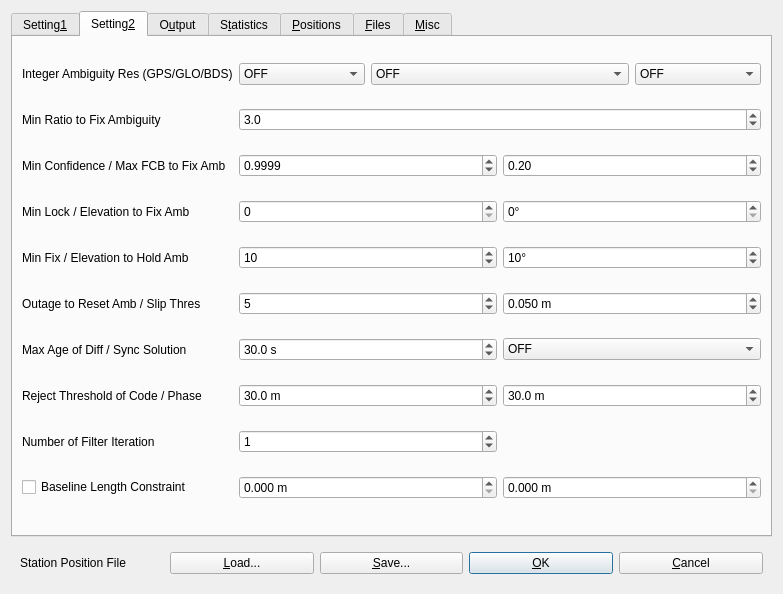
First picture: the form in app/qtapp/rtknavi_qt/naviopt.ui, repository lhuisman/myRTKLIB, before the edit.
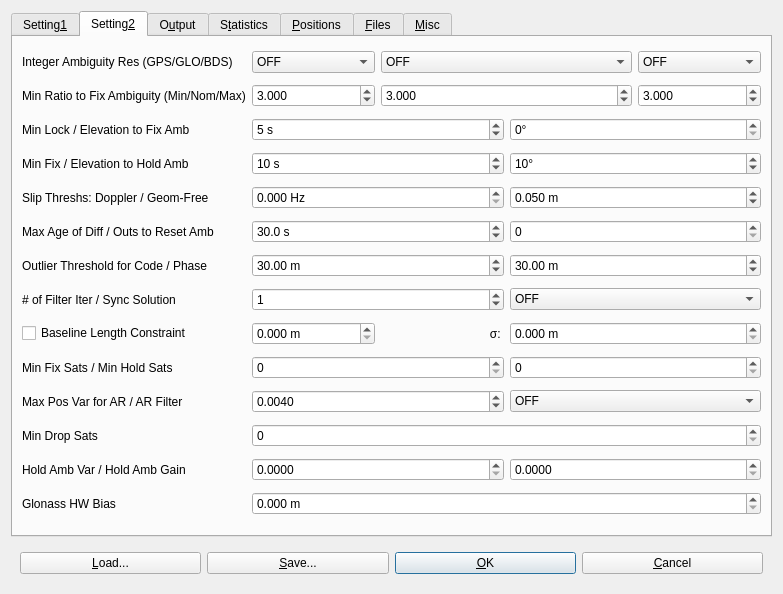
Second picture: the form after the edit. The open tabs and pages were chosen to show the change. Icons and pictures are not drawn. Custom widgets are drawn as their Qt base class.

What changed in the file:
```diff
--- a/app/qtapp/rtknavi_qt/naviopt.ui
+++ b/app/qtapp/rtknavi_qt/naviopt.ui
@@ -626,138 +626,16 @@
        <string>Setting&amp;2</string>
       </attribute>
       <layout class="QGridLayout" name="gridLayout_2">
-       <item row="2" column="1" colspan="4">
-        <widget class="QDoubleSpinBox" name="sBValidThresAR">
+       <item row="2" column="4">
+        <widget class="QDoubleSpinBox" name="sBValidThresARMax">
          <property name="decimals">
-          <number>1</number>
+          <number>3</number>
          </property>
          <property name="value">
           <double>3.000000000000000</double>
          </property>
         </widget>
        </item>
-       <item row="4" column="1" colspan="2">
-        <widget class="QDoubleSpinBox" name="sBThresAR2">
-         <property name="decimals">
-          <number>4</number>
-         </property>
-         <property name="value">
-          <double>0.999900000000000</double>
-         </property>
-        </widget>
-       </item>
-       <item row="16" column="1" colspan="2">
-        <widget class="QSpinBox" name="sBNumIteration">
-         <property name="value">
-          <number>1</number>
-         </property>
-        </widget>
-       </item>
-       <item row="4" column="3" colspan="2">
-        <widget class="QDoubleSpinBox" name="sBThresAR3">
-         <property name="value">
-          <double>0.200000000000000</double>
-         </property>
-        </widget>
-       </item>
-       <item row="17" column="3" colspan="2">
-        <widget class="QDoubleSpinBox" name="sBBaselineSig">
-         <property name="suffix">
-          <string> m</string>
-         </property>
-         <property name="decimals">
-          <number>3</number>
-         </property>
-         <property name="maximum">
-          <double>1000000.000000000000000</double>
-         </property>
-        </widget>
-       </item>
-       <item row="17" column="1" colspan="2">
-        <widget class="QDoubleSpinBox" name="sBBaselineLen">
-         <property name="suffix">
-          <string> m</string>
-         </property>
-         <property name="decimals">
-          <number>3</number>
-         </property>
-         <property name="maximum">
-          <double>1000000.000000000000000</double>
-         </property>
-        </widget>
-       </item>
-       <item row="6" column="1" colspan="2">
-        <widget class="QSpinBox" name="sBLockCountFixAmbiguity">
-         <property name="maximum">
-          <number>10000</number>
-         </property>
-        </widget>
-       </item>
-       <item row="6" column="3" colspan="2">
-        <widget class="QDoubleSpinBox" name="sBElevationMaskAR">
-         <property name="suffix">
-          <string>°</string>
-         </property>
-         <property name="decimals">
-          <number>0</number>
-         </property>
-         <property name="maximum">
-          <double>90.000000000000000</double>
-         </property>
-        </widget>
-       </item>
-       <item row="8" column="1" colspan="2">
-        <widget class="QSpinBox" name="sBFixCountHoldAmbiguity">
-         <property name="maximum">
-          <number>100000</number>
-         </property>
-         <property name="value">
-          <number>10</number>
-         </property>
-        </widget>
-       </item>
-       <item row="8" column="3" colspan="2">
-        <widget class="QDoubleSpinBox" name="sBElevationMaskHold">
-         <property name="suffix">
-          <string>°</string>
-         </property>
-         <property name="decimals">
-          <number>0</number>
-         </property>
-         <property name="maximum">
-          <double>90.000000000000000</double>
-         </property>
-         <property name="value">
-          <double>10.000000000000000</double>
-         </property>
-        </widget>
-       </item>
-       <item row="12" column="1" colspan="2">
-        <widget class="QDoubleSpinBox" name="sBMaxAgeDifference">
-         <property name="suffix">
-          <string> s</string>
-         </property>
-         <property name="decimals">
-          <number>1</number>
-         </property>
-         <property name="maximum">
-          <double>3600.000000000000000</double>
-         </property>
-         <property name="value">
-          <double>30.000000000000000</double>
-         </property>
-        </widget>
-       </item>
-       <item row="0" column="0">
-        <widget class="QLabel" name="Label25">
-         <property name="toolTip">
-          <string/>
-         </property>
-         <property name="text">
-          <string>Integer Ambiguity Res (GPS/GLO/BDS)</string>
-         </property>
-        </widget>
-       </item>
        <item row="0" column="1">
         <widget class="QComboBox" name="cBAmbiguityResolutionGPS">
          <property name="toolTip">
@@ -785,43 +663,20 @@
          </item>
         </widget>
        </item>
-       <item row="0" column="2" colspan="2">
-        <widget class="QComboBox" name="cBAmbiguityResolutionGlo">
+       <item row="16" column="3" colspan="2">
+        <widget class="QDoubleSpinBox" name="sBBaselineSig">
          <property name="toolTip">
           <string/>
          </property>
-         <item>
-          <property name="text">
-           <string>OFF</string>
-          </property>
-         </item>
-         <item>
-          <property name="text">
-           <string>ON</string>
-          </property>
-         </item>
-         <item>
-          <property name="text">
-           <string>Auto Calibration</string>
-          </property>
-         </item>
-        </widget>
-       </item>
-       <item row="0" column="4">
-        <widget class="QComboBox" name="cBAmbiguityResolutionBDS">
-         <property name="toolTip">
-          <string/>
+         <property name="suffix">
+          <string> m</string>
          </property>
-         <item>
-          <property name="text">
-           <string>OFF</string>
-          </property>
-         </item>
-         <item>
-          <property name="text">
-           <string>ON</string>
-          </property>
-         </item>
+         <property name="decimals">
+          <number>3</number>
+         </property>
+         <property name="maximum">
+          <double>1000000.000000000000000</double>
+         </property>
         </widget>
        </item>
        <item row="2" column="0">
@@ -830,41 +685,47 @@
           <string/>
          </property>
          <property name="text">
-          <string>Min Ratio to Fix Ambiguity</string>
+          <string>Min Ratio to Fix Ambiguity (Min/Nom/Max)</string>
          </property>
         </widget>
        </item>
-       <item row="4" column="0">
-        <widget class="QLabel" name="Label12">
-         <property name="toolTip">
-          <string/>
+       <item row="18" column="1" colspan="2">
+        <widget class="QDoubleSpinBox" name="sBMaxPositionVarAR">
+         <property name="decimals">
+          <number>4</number>
          </property>
-         <property name="text">
-          <string>Min Confidence / Max FCB to Fix Amb</string>
+         <property name="value">
+          <double>0.004000000000000</double>
          </property>
         </widget>
        </item>
-       <item row="6" column="0">
-        <widget class="QLabel" name="Label13">
+       <item row="0" column="0">
+        <widget class="QLabel" name="Label25">
          <property name="toolTip">
           <string/>
          </property>
          <property name="text">
-          <string>Min Lock / Elevation to Fix Amb</string>
+          <string>Integer Ambiguity Res (GPS/GLO/BDS)</string>
          </property>
         </widget>
        </item>
-       <item row="10" column="1" colspan="2">
-        <widget class="QSpinBox" name="sBOutageCountResetAmbiguity">
+       <item row="5" column="1" colspan="2">
+        <widget class="QSpinBox" name="sBLockCountFixAmbiguity">
+         <property name="toolTip">
+          <string>&lt;html&gt;&lt;head/&gt;&lt;body&gt;&lt;p&gt;Define the minimum lock count to fix integer ambiguity. If the lock count is less than the value, the ambiguity is excluded from the fixed integer vector (option: &lt;span style=&quot; font-style:italic;&quot;&gt;pos2-arlockcnt&lt;/span&gt;).&lt;/p&gt;&lt;/body&gt;&lt;/html&gt;</string>
+         </property>
+         <property name="suffix">
+          <string> s</string>
+         </property>
          <property name="maximum">
-          <number>1000</number>
+          <number>3600</number>
          </property>
          <property name="value">
           <number>5</number>
          </property>
         </widget>
        </item>
-       <item row="8" column="0">
+       <item row="7" column="0">
         <widget class="QLabel" name="LabelHold">
          <property name="toolTip">
           <string/>
@@ -874,27 +735,189 @@
          </property>
         </widget>
        </item>
-       <item row="10" column="0">
-        <widget class="QLabel" name="Label22">
+       <item row="17" column="1" colspan="2">
+        <widget class="QSpinBox" name="sBMinFixSats"/>
+       </item>
+       <item row="16" column="1">
+        <widget class="QDoubleSpinBox" name="sBBaselineLen">
          <property name="toolTip">
           <string/>
          </property>
+         <property name="suffix">
+          <string> m</string>
+         </property>
+         <property name="decimals">
+          <number>3</number>
+         </property>
+         <property name="maximum">
+          <double>1000000.000000000000000</double>
+         </property>
+        </widget>
+       </item>
+       <item row="0" column="4">
+        <widget class="QComboBox" name="cBAmbiguityResolutionBDS">
+         <property name="toolTip">
+          <string>&lt;html&gt;&lt;head/&gt;&lt;body&gt;&lt;p&gt;Define integer ambiguity resolution strategy for BDS (option &lt;span style=&quot; font-style:italic;&quot;&gt;pos2-bdsarmode&lt;/span&gt;)&lt;/p&gt;&lt;/body&gt;&lt;/html&gt;</string>
+         </property>
+         <item>
+          <property name="text">
+           <string>OFF</string>
+          </property>
+         </item>
+         <item>
+          <property name="text">
+           <string>ON</string>
+          </property>
+         </item>
+        </widget>
+       </item>
+       <item row="9" column="3" colspan="2">
+        <widget class="QDoubleSpinBox" name="sBSlipThreshold">
+         <property name="toolTip">
+          <string>&lt;html&gt;&lt;head/&gt;&lt;body&gt;&lt;p&gt;Define the cycle‐slip threshold of geometry‐free LC carrier‐phase difference between epochs (option: &lt;span style=&quot; font-style:italic;&quot;&gt;pos2-slipthres&lt;/span&gt;)&lt;/p&gt;&lt;/body&gt;&lt;/html&gt;</string>
+         </property>
+         <property name="suffix">
+          <string> m</string>
+         </property>
+         <property name="decimals">
+          <number>3</number>
+         </property>
+         <property name="value">
+          <double>0.050000000000000</double>
+         </property>
+        </widget>
+       </item>
+       <item row="16" column="2">
+        <widget class="QLabel" name="label">
          <property name="text">
-          <string>Outage to Reset Amb / Slip Thres</string>
+          <string>σ: </string>
          </property>
+         <property name="alignment">
+          <set>Qt::AlignRight|Qt::AlignTrailing|Qt::AlignVCenter</set>
+         </property>
         </widget>
        </item>
-       <item row="12" column="0">
+       <item row="18" column="0">
+        <widget class="QLabel" name="label_6">
+         <property name="text">
+          <string>Max Pos Var for AR / AR Filter</string>
+         </property>
+        </widget>
+       </item>
+       <item row="11" column="1" colspan="2">
+        <widget class="QDoubleSpinBox" name="sBMaxAgeDifferences">
+         <property name="toolTip">
+          <string>&lt;html&gt;&lt;head/&gt;&lt;body&gt;&lt;p&gt;Define the maximum value of age of differential between the rover and the base station (option: &lt;span style=&quot; font-style:italic;&quot;&gt;pos2-maxage&lt;/span&gt;) &lt;/p&gt;&lt;/body&gt;&lt;/html&gt;</string>
+         </property>
+         <property name="suffix">
+          <string> s</string>
+         </property>
+         <property name="decimals">
+          <number>1</number>
+         </property>
+         <property name="maximum">
+          <double>3600.000000000000000</double>
+         </property>
+         <property name="value">
+          <double>30.000000000000000</double>
+         </property>
+        </widget>
+       </item>
+       <item row="5" column="3" colspan="2">
+        <widget class="QDoubleSpinBox" name="sBElevationMaskAR">
+         <property name="toolTip">
+          <string>&lt;html&gt;&lt;head/&gt;&lt;body&gt;&lt;p&gt;Define the minimum elevation angle to fix integer ambiguity. If the elevation angle is less than the value, the ambiguity is excluded from the fixed integer vector (option: &lt;span style=&quot; font-style:italic;&quot;&gt;pos2-arelmask&lt;/span&gt;).&lt;/p&gt;&lt;/body&gt;&lt;/html&gt;</string>
+         </property>
+         <property name="suffix">
+          <string>°</string>
+         </property>
+         <property name="decimals">
+          <number>0</number>
+         </property>
+         <property name="maximum">
+          <double>90.000000000000000</double>
+         </property>
+        </widget>
+       </item>
+       <item row="0" column="2" colspan="2">
+        <widget class="QComboBox" name="cBAmbiguityResolutionGLO">
+         <property name="toolTip">
+          <string>&lt;html&gt;&lt;head/&gt;&lt;body&gt;&lt;p&gt;Define integer ambiguity resolution strategy for Glonass (option &lt;span style=&quot; font-style:italic;&quot;&gt;pos2-gloarmode&lt;/span&gt;)&lt;/p&gt;&lt;/body&gt;&lt;/html&gt;</string>
+         </property>
+         <item>
+          <property name="text">
+           <string>OFF</string>
+          </property>
+         </item>
+         <item>
+          <property name="text">
+           <string>ON</string>
+          </property>
+         </item>
+         <item>
+          <property name="text">
+           <string>Auto Calibration</string>
+          </property>
+         </item>
+        </widget>
+       </item>
+       <item row="9" column="1" colspan="2">
+        <widget class="QDoubleSpinBox" name="sBDopplerThreshold">
+         <property name="suffix">
+          <string> Hz</string>
+         </property>
+         <property name="decimals">
+          <number>3</number>
+         </property>
+        </widget>
+       </item>
+       <item row="21" column="1" colspan="4">
+        <widget class="QDoubleSpinBox" name="sBGlonassHwBias">
+         <property name="suffix">
+          <string> m</string>
+         </property>
+         <property name="decimals">
+          <number>3</number>
+         </property>
+        </widget>
+       </item>
+       <item row="13" column="1" colspan="2">
+        <widget class="QDoubleSpinBox" name="sBRejectCode">
+         <property name="toolTip">
+          <string>&lt;html&gt;&lt;head/&gt;&lt;body&gt;&lt;p&gt;Set the reject threshold of GDOP (option: &lt;span style=&quot; font-style:italic;&quot;&gt;pos2-rejgdop&lt;/span&gt;). &lt;/p&gt;&lt;p&gt;If the GDOP is over the value, the observable is excluded for the estimation process as an outlier.&lt;/p&gt;&lt;/body&gt;&lt;/html&gt;</string>
+         </property>
+         <property name="suffix">
+          <string> m</string>
+         </property>
+         <property name="decimals">
+          <number>2</number>
+         </property>
+         <property name="maximum">
+          <double>1000.000000000000000</double>
+         </property>
+         <property name="value">
+          <double>30.000000000000000</double>
+         </property>
+        </widget>
+       </item>
+       <item row="21" column="0">
+        <widget class="QLabel" name="label_8">
+         <property name="text">
+          <string>Glonass HW Bias</string>
+         </property>
+        </widget>
+       </item>
+       <item row="11" column="0">
         <widget class="QLabel" name="Label14">
          <property name="toolTip">
           <string/>
          </property>
          <property name="text">
-          <string>Max Age of Diff / Sync Solution</string>
+          <string>Max Age of Diff / Outs to Reset Amb</string>
          </property>
         </widget>
        </item>
-       <item row="12" column="3" colspan="2">
+       <item row="15" column="3" colspan="2">
         <widget class="QComboBox" name="cBSyncSolution">
          <property name="toolTip">
           <string/>
@@ -911,27 +934,151 @@
          </item>
         </widget>
        </item>
-       <item row="14" column="0">
+       <item row="13" column="0">
         <widget class="QLabel" name="Label11">
          <property name="toolTip">
           <string/>
          </property>
          <property name="text">
-          <string>Reject Threshold of Code / Phase</string>
+          <string>Outlier Threshold for Code / Phase</string>
          </property>
         </widget>
        </item>
-       <item row="16" column="0">
+       <item row="15" column="1" colspan="2">
+        <widget class="QSpinBox" name="sBNumIteration">
+         <property name="toolTip">
+          <string>&lt;html&gt;&lt;head/&gt;&lt;body&gt;&lt;p&gt;Define the number of iteration in the measurement update of the estimation filter (option: &lt;span style=&quot; font-style:italic;&quot;&gt;pos2-niter&lt;/span&gt;). &lt;/p&gt;&lt;p&gt;If the baseline length is very short like 1 m, the iteration may be effective to handle the nonlinearity of measurement equation.&lt;/p&gt;&lt;/body&gt;&lt;/html&gt;</string>
+         </property>
+         <property name="value">
+          <number>1</number>
+         </property>
+        </widget>
+       </item>
+       <item row="19" column="0">
+        <widget class="QLabel" name="label_5">
+         <property name="text">
+          <string>Min Drop Sats</string>
+         </property>
+        </widget>
+       </item>
+       <item row="9" column="0">
+        <widget class="QLabel" name="Label22">
+         <property name="toolTip">
+          <string/>
+         </property>
+         <property name="text">
+          <string>Slip Threshs: Doppler / Geom-Free</string>
+         </property>
+        </widget>
+       </item>
+       <item row="15" column="0">
         <widget class="QLabel" name="Label37">
          <property name="toolTip">
           <string/>
          </property>
          <property name="text">
-          <string>Number of Filter Iteration</string>
+          <string># of Filter Iter / Sync Solution</string>
+         </property>
+        </widget>
+       </item>
+       <item row="7" column="3" colspan="2">
+        <widget class="QDoubleSpinBox" name="sBElevationMaskHold">
+         <property name="toolTip">
+          <string>&lt;html&gt;&lt;head/&gt;&lt;body&gt;&lt;p&gt;Define the minimum elevation angle to hold ambiguity in ʺFix and Holdʺ integer ambiguity resolution mode (option: &lt;span style=&quot; font-style:italic;&quot;&gt;pos2-elmaskhold&lt;/span&gt;)&lt;/p&gt;&lt;/body&gt;&lt;/html&gt;</string>
+         </property>
+         <property name="suffix">
+          <string>°</string>
+         </property>
+         <property name="decimals">
+          <number>0</number>
+         </property>
+         <property name="maximum">
+          <double>90.000000000000000</double>
+         </property>
+         <property name="value">
+          <double>10.000000000000000</double>
+         </property>
+        </widget>
+       </item>
+       <item row="17" column="3" colspan="2">
+        <widget class="QSpinBox" name="sBMinHoldSats"/>
+       </item>
+       <item row="2" column="2" colspan="2">
+        <widget class="QDoubleSpinBox" name="sBValidThresAR">
+         <property name="toolTip">
+          <string>Set the integer ambiguity validation threshold for ʺratio‐testʺ, which uses the ratio of squared residuals of the best integer vector to the second‐best vector. (option: pos2-arthres)</string>
+         </property>
+         <property name="decimals">
+          <number>3</number>
+         </property>
+         <property name="value">
+          <double>3.000000000000000</double>
+         </property>
+        </widget>
+       </item>
+       <item row="7" column="1" colspan="2">
+        <widget class="QSpinBox" name="sBFixCountHoldAmbiguity">
+         <property name="toolTip">
+          <string>&lt;html&gt;&lt;head/&gt;&lt;body&gt;&lt;p&gt;Define the minimum fix count to hold ambiguity in &amp;quot;Fix and Hold&amp;quot; integer ambiguity resolution mode (option: &lt;span style=&quot; font-style:italic;&quot;&gt;pos2-arminfix&lt;/span&gt;).&lt;/p&gt;&lt;/body&gt;&lt;/html&gt;</string>
+         </property>
+         <property name="suffix">
+          <string> s</string>
+         </property>
+         <property name="maximum">
+          <number>1000</number>
+         </property>
+         <property name="value">
+          <number>10</number>
+         </property>
+        </widget>
+       </item>
+       <item row="13" column="3" colspan="2">
+        <widget class="QDoubleSpinBox" name="sBRejectPhase">
+         <property name="toolTip">
+          <string>&lt;html&gt;&lt;head/&gt;&lt;body&gt;&lt;p&gt;Set the reject threshold of the kalman filter innovations (option: &lt;span style=&quot; font-style:italic;&quot;&gt;pos2-rejionn&lt;/span&gt;). &lt;/p&gt;&lt;p&gt;If the carrier phase innovation is over the value, the observable is excluded for the estimation process as an outlier. The innovation threshold is multiplied by the carrier phase/pseudorange error ratio to generate the threshold for pseudorange innovations.&lt;/p&gt;&lt;/body&gt;&lt;/html&gt;</string>
+         </property>
+         <property name="suffix">
+          <string> m</string>
+         </property>
+         <property name="decimals">
+          <number>2</number>
+         </property>
+         <property name="maximum">
+          <double>1000.000000000000000</double>
+         </property>
+         <property name="value">
+          <double>30.000000000000000</double>
+         </property>
+        </widget>
+       </item>
+       <item row="5" column="0">
+        <widget class="QLabel" name="Label13">
+         <property name="toolTip">
+          <string/>
+         </property>
+         <property name="text">
+          <string>Min Lock / Elevation to Fix Amb</string>
+         </property>
+        </widget>
+       </item>
+       <item row="2" column="1">
+        <widget class="QDoubleSpinBox" name="sBValidThresARMin">
+         <property name="decimals">
+          <number>3</number>
+         </property>
+         <property name="value">
+          <double>3.000000000000000</double>
          </property>
         </widget>
        </item>
        <item row="17" column="0">
+        <widget class="QLabel" name="LabelMinSat">
+         <property name="text">
+          <string>Min Fix Sats / Min Hold Sats</string>
+         </property>
+        </widget>
+       </item>
+       <item row="16" column="0">
         <widget class="QCheckBox" name="cBBaselineConstrain">
          <property name="toolTip">
           <string/>
@@ -941,43 +1088,45 @@
          </property>
         </widget>
        </item>
-       <item row="14" column="1" colspan="2">
-        <widget class="QDoubleSpinBox" name="sBRejectCode">
-         <property name="suffix">
-          <string> m</string>
+       <item row="11" column="3" colspan="2">
+        <widget class="QSpinBox" name="sBOutageCountResetAmbiguity"/>
+       </item>
+       <item row="20" column="0">
+        <widget class="QLabel" name="label_7">
+         <property name="text">
+          <string>Hold Amb Var / Hold Amb Gain</string>
          </property>
-         <property name="decimals">
-          <number>1</number>
-         </property>
-         <property name="value">
-          <double>30.000000000000000</double>
-         </property>
         </widget>
        </item>
-       <item row="14" column="3" colspan="2">
-        <widget class="QDoubleSpinBox" name="sBRejectPhase">
-         <property name="suffix">
-          <string> m</string>
-         </property>
+       <item row="19" column="1" colspan="4">
+        <widget class="QSpinBox" name="sBMinDropSats"/>
+       </item>
+       <item row="20" column="1" colspan="2">
+        <widget class="QDoubleSpinBox" name="sBVarHoldAmb">
          <property name="decimals">
-          <number>1</number>
+          <number>4</number>
          </property>
-         <property name="value">
-          <double>30.000000000000000</double>
-         </property>
         </widget>
        </item>
-       <item row="10" column="3" colspan="2">
-        <widget class="QDoubleSpinBox" name="sBSlipThres">
-         <property name="suffix">
-          <string> m</string>
-         </property>
+       <item row="20" column="3" colspan="2">
+        <widget class="QDoubleSpinBox" name="sBGainHoldAmb">
          <property name="decimals">
-          <number>3</number>
+          <number>4</number>
          </property>
-         <property name="value">
-          <double>0.050000000000000</double>
-         </property>
+        </widget>
+       </item>
+       <item row="18" column="3" colspan="2">
+        <widget class="QComboBox" name="cBARFilter">
+         <item>
+          <property name="text">
+           <string>OFF</string>
+          </property>
+         </item>
+         <item>
+          <property name="text">
+           <string>ON</string>
+          </property>
+         </item>
         </widget>
        </item>
       </layout>
@@ -2739,16 +2888,6 @@
    <item>
     <widget class="QWidget" name="widget" native="true">
      <layout class="QHBoxLayout" name="horizontalLayout">
-      <item>
-       <widget class="QLabel" name="Label47">
-        <property name="toolTip">
-         <string/>
-        </property>
-        <property name="text">
-         <string>Station Position File</string>
-        </property>
-       </widget>
-      </item>
       <item>
        <widget class="QPushButton" name="btnLoad">
         <property name="toolTip">
@@ -2800,6 +2939,13 @@
    </item>
   </layout>
  </widget>
+ <customwidgets>
+  <customwidget>
+   <class>ScientificSpinBox</class>
+   <extends>QDoubleSpinBox</extends>
+   <header>scientificspinbox.h</header>
+  </customwidget>
+ </customwidgets>
  <tabstops>
   <tabstop>btnOk</tabstop>
   <tabstop>btnCancel</tabstop>
```
Left out of the diff: 1959 changed lines with no effect on the pictures.
